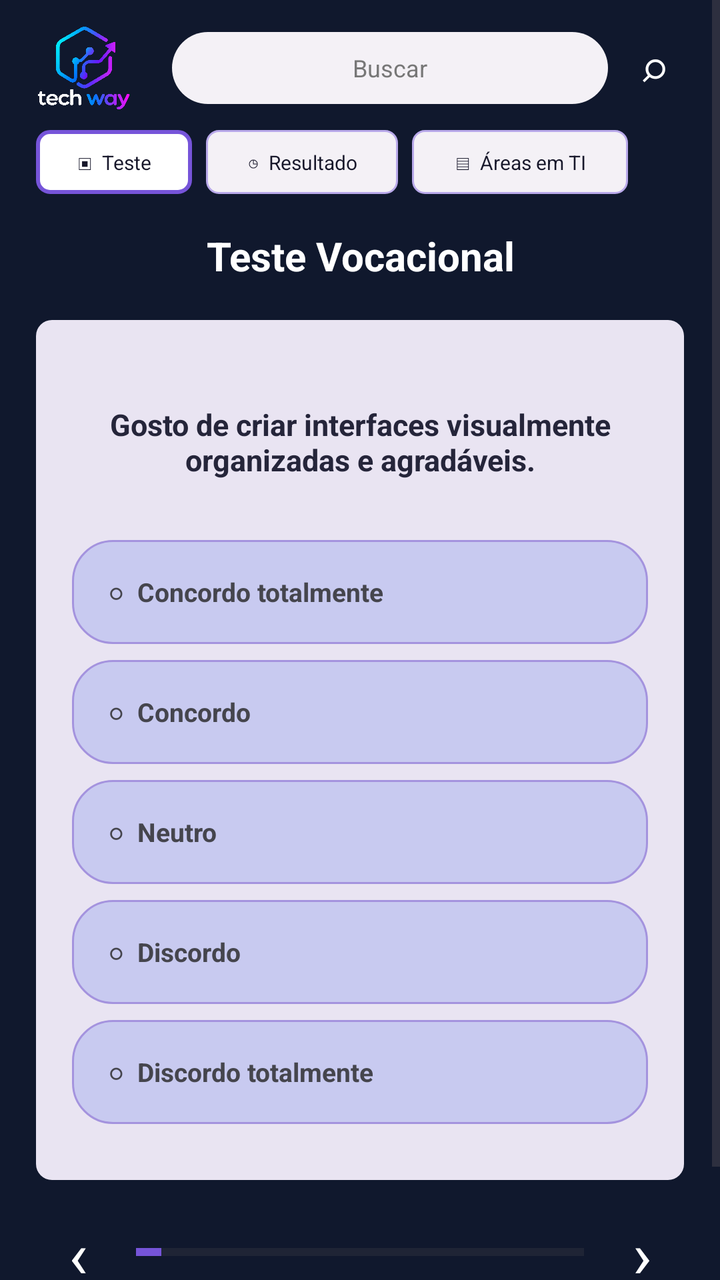
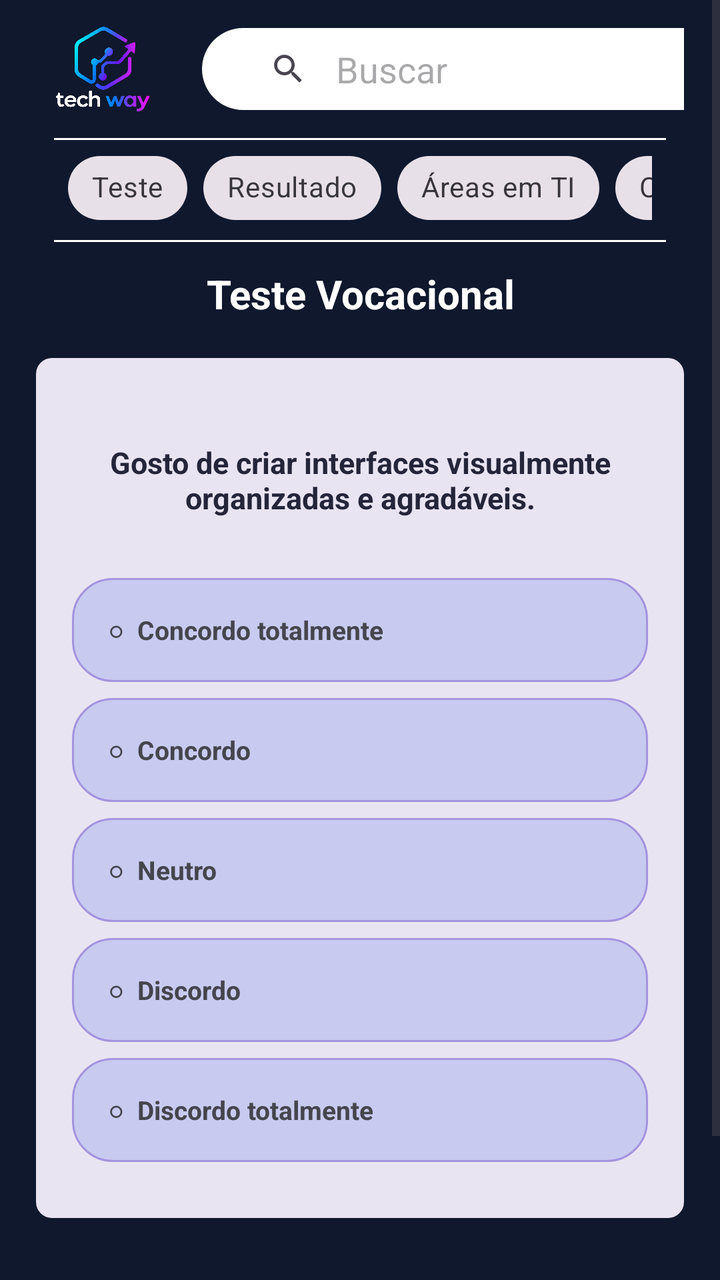

Two renders of the same Android screen: before a commit and after it. Below are the layout's source before the change and the commit's diff.
<!-- AndroidManifest.xml: application theme Theme.TechWayTCC -->
<!-- res/layout/activity_main.xml -->
<?xml version="1.0" encoding="utf-8"?>
<ScrollView
    xmlns:android="http://schemas.android.com/apk/res/android"
    android:layout_width="match_parent"
    android:layout_height="match_parent"
    android:background="#10182D"
    android:id="@+id/main"
    android:fillViewport="true">

    <LinearLayout
        android:layout_width="match_parent"
        android:layout_height="wrap_content"
        android:orientation="vertical"
        android:paddingStart="18dp"
        android:paddingEnd="18dp"
        android:paddingTop="12dp"
        android:paddingBottom="24dp">


        
        
        

        <LinearLayout
            android:layout_width="match_parent"
            android:layout_height="44dp"
            android:gravity="center_vertical"
            android:orientation="horizontal">

            <ImageView
                android:id="@+id/logo"
                android:layout_width="48dp"
                android:layout_height="48dp"
                android:layout_marginEnd="12dp"
                android:src="@drawable/logo"
                android:scaleType="fitCenter"
                android:contentDescription="@string/logo_description"/>

            <EditText
                android:id="@+id/edtPesquisa"
                android:layout_width="0dp"
                android:layout_height="36dp"
                android:layout_weight="1"
                android:layout_marginStart="8dp"
                android:layout_marginEnd="8dp"
                android:background="@drawable/bg_search"
                android:hint="Buscar"
                android:gravity="center"
                android:paddingStart="14dp"
                android:paddingEnd="14dp"
                android:singleLine="true"
                android:textSize="12sp"
                android:textColor="#333333"
                android:textColorHint="#777777"/>

            <TextView
                android:layout_width="30dp"
                android:layout_height="36dp"
                android:gravity="center"
                android:text="⌕"
                android:textColor="#FFFFFF"
                android:textSize="21sp"/>

        </LinearLayout>


        
        
        

        <LinearLayout
            android:layout_width="match_parent"
            android:layout_height="42dp"
            android:layout_marginTop="4dp"
            android:gravity="center_vertical"
            android:orientation="horizontal">

            <TextView
                android:id="@+id/menuTeste"
                android:layout_width="78dp"
                android:layout_height="32dp"
                android:layout_marginEnd="7dp"
                android:background="@drawable/bg_chip_selected"
                android:gravity="center"
                android:text="▣  Teste"
                android:textColor="#17172A"
                android:textSize="10sp"/>

            <TextView
                android:id="@+id/menuResultado"
                android:layout_width="96dp"
                android:layout_height="32dp"
                android:layout_marginEnd="7dp"
                android:background="@drawable/bg_chip"
                android:gravity="center"
                android:text="◷  Resultado"
                android:textColor="#17172A"
                android:textSize="10sp"/>

            <TextView
                android:id="@+id/menuAreas"
                android:layout_width="108dp"
                android:layout_height="32dp"
                android:background="@drawable/bg_chip"
                android:gravity="center"
                android:text="▤  Áreas em TI"
                android:textColor="#17172A"
                android:textSize="10sp"/>

        </LinearLayout>


        
        
        

        <TextView
            android:id="@+id/txtTitulo"
            android:layout_width="match_parent"
            android:layout_height="52dp"
            android:gravity="center"
            android:text="Teste Vocacional"
            android:textColor="#FFFFFF"
            android:textStyle="bold"
            android:textSize="20sp"/>


        
        
        

        <LinearLayout
            android:id="@+id/cardPergunta"
            android:layout_width="match_parent"
            android:layout_height="430dp"
            android:layout_marginTop="6dp"
            android:orientation="vertical"
            android:paddingStart="18dp"
            android:paddingEnd="18dp"
            android:paddingTop="18dp"
            android:paddingBottom="18dp"
            android:background="@drawable/bg_vocacional_card">


            

            <TextView
                android:id="@+id/txtPergunta"
                android:layout_width="match_parent"
                android:layout_height="86dp"
                android:gravity="center"
                android:text="Gosto de criar interfaces visualmente organizadas e agradáveis."
                android:textColor="#25253A"
                android:textStyle="bold"
                android:textSize="15sp"
                android:paddingStart="8dp"
                android:paddingEnd="8dp"/>


            

            <TextView
                android:id="@+id/opcao1"
                android:layout_width="match_parent"
                android:layout_height="52dp"
                android:layout_marginTop="6dp"
                android:background="@drawable/bg_option"
                android:gravity="center_vertical"
                android:paddingStart="18dp"
                android:text="○  Concordo totalmente"
                android:textColor="#45454D"
                android:textStyle="bold"
                android:textSize="13sp"/>


            

            <TextView
                android:id="@+id/opcao2"
                android:layout_width="match_parent"
                android:layout_height="52dp"
                android:layout_marginTop="8dp"
                android:background="@drawable/bg_option"
                android:gravity="center_vertical"
                android:paddingStart="18dp"
                android:text="○  Concordo"
                android:textColor="#45454D"
                android:textStyle="bold"
                android:textSize="13sp"/>


            

            <TextView
                android:id="@+id/opcao3"
                android:layout_width="match_parent"
                android:layout_height="52dp"
                android:layout_marginTop="8dp"
                android:background="@drawable/bg_option"
                android:gravity="center_vertical"
                android:paddingStart="18dp"
                android:text="○  Neutro"
                android:textColor="#45454D"
                android:textStyle="bold"
                android:textSize="13sp"/>


            

            <TextView
                android:id="@+id/opcao4"
                android:layout_width="match_parent"
                android:layout_height="52dp"
                android:layout_marginTop="8dp"
                android:background="@drawable/bg_option"
                android:gravity="center_vertical"
                android:paddingStart="18dp"
                android:text="○  Discordo"
                android:textColor="#45454D"
                android:textStyle="bold"
                android:textSize="13sp"/>


            

            <TextView
                android:id="@+id/opcao5"
                android:layout_width="match_parent"
                android:layout_height="52dp"
                android:layout_marginTop="8dp"
                android:background="@drawable/bg_option"
                android:gravity="center_vertical"
                android:paddingStart="18dp"
                android:text="○  Discordo totalmente"
                android:textColor="#45454D"
                android:textStyle="bold"
                android:textSize="13sp"/>

        </LinearLayout>


        
        
        

        <LinearLayout
            android:layout_width="match_parent"
            android:layout_height="48dp"
            android:layout_marginTop="12dp"
            android:gravity="center_vertical"
            android:orientation="horizontal">

            <TextView
                android:id="@+id/btnAnterior"
                android:layout_width="42dp"
                android:layout_height="42dp"
                android:gravity="center"
                android:text="‹"
                android:textColor="#FFFFFF"
                android:textSize="32sp"/>


            <ProgressBar
                android:id="@+id/progresso"
                style="?android:attr/progressBarStyleHorizontal"
                android:layout_width="0dp"
                android:layout_height="8dp"
                android:layout_weight="1"
                android:layout_marginStart="8dp"
                android:layout_marginEnd="8dp"
                android:max="18"
                android:progress="1"
                android:progressTint="#7654D9"
                android:backgroundTint="#E9E4F2"/>


            <TextView
                android:id="@+id/btnProximo"
                android:layout_width="42dp"
                android:layout_height="42dp"
                android:gravity="center"
                android:text="›"
                android:textColor="#FFFFFF"
                android:textSize="32sp"/>

        </LinearLayout>


        

        <TextView
            android:id="@+id/txtNumeroPergunta"
            android:layout_width="match_parent"
            android:layout_height="28dp"
            android:gravity="center"
            android:text="1 de 18"
            android:textColor="#FFFFFF"
            android:textSize="11sp"/>

    </LinearLayout>

</ScrollView>
<!-- resources referenced by this layout -->
<resources>
  <!-- drawable bg_chip (drawable) -->
  <?xml version="1.0" encoding="utf-8"?>
  <shape xmlns:android="http://schemas.android.com/apk/res/android">
  
      <solid android:color="#F4F1F6"/>
  
      <corners android:radius="6dp"/>
  
      <stroke
          android:width="1dp"
          android:color="#B9A9EA"/>
  
  </shape>
  <!-- drawable bg_chip_selected (drawable) -->
  <?xml version="1.0" encoding="utf-8"?>
  <shape xmlns:android="http://schemas.android.com/apk/res/android">
  
      <solid android:color="#FFFFFF"/>
  
      <corners android:radius="6dp"/>
  
      <stroke
          android:width="2dp"
          android:color="#7654D9"/>
  
  </shape>
  <!-- drawable bg_option (drawable) -->
  <?xml version="1.0" encoding="utf-8"?>
  <shape xmlns:android="http://schemas.android.com/apk/res/android">
  
      <solid android:color="#C8CAF0"/>
  
      <corners android:radius="20dp"/>
  
      <stroke
          android:width="1dp"
          android:color="#A493DE"/>
  
  </shape>
  <!-- drawable bg_search (drawable) -->
  <?xml version="1.0" encoding="utf-8"?>
  <shape xmlns:android="http://schemas.android.com/apk/res/android">
  
      <solid android:color="#F4F1F6"/>
  
      <corners android:radius="18dp"/>
  
  </shape>
  <!-- drawable bg_vocacional_card (drawable) -->
  <?xml version="1.0" encoding="utf-8"?>
  <shape xmlns:android="http://schemas.android.com/apk/res/android">
  
      <solid android:color="#E9E4F2"/>
  
      <corners android:radius="8dp"/>
  
  </shape>
  <!-- drawable logo: png bitmap (drawable, 471142 bytes) -->
  <string name="logo_description">logo</string>
  <style name="Theme.TechWayTCC" parent="Base.Theme.TechWayTCC" />
  <style name="Base.Theme.TechWayTCC" parent="Theme.Material3.DayNight.NoActionBar">
          
          
      </style>
</resources>

<!-- the commit's change to res/layout/activity_main.xml (unified diff, before → after) -->
@@ -1,6 +1,7 @@
 <?xml version="1.0" encoding="utf-8"?>
 <ScrollView
     xmlns:android="http://schemas.android.com/apk/res/android"
+    xmlns:app="http://schemas.android.com/apk/res-auto"
     android:layout_width="match_parent"
     android:layout_height="match_parent"
     android:background="#10182D"
@@ -16,98 +17,110 @@
         android:paddingTop="12dp"
         android:paddingBottom="24dp">
 
-
-        
-        
-        
-
         <LinearLayout
             android:layout_width="match_parent"
-            android:layout_height="44dp"
+            android:layout_height="wrap_content"
             android:gravity="center_vertical"
             android:orientation="horizontal">
 
-            <ImageView
-                android:id="@+id/logo"
-                android:layout_width="48dp"
-                android:layout_height="48dp"
-                android:layout_marginEnd="12dp"
-                android:src="@drawable/logo"
-                android:scaleType="fitCenter"
-                android:contentDescription="@string/logo_description"/>
-
-            <EditText
-                android:id="@+id/edtPesquisa"
-                android:layout_width="0dp"
-                android:layout_height="36dp"
-                android:layout_weight="1"
-                android:layout_marginStart="8dp"
-                android:layout_marginEnd="8dp"
-                android:background="@drawable/bg_search"
-                android:hint="Buscar"
-                android:gravity="center"
-                android:paddingStart="14dp"
-                android:paddingEnd="14dp"
-                android:singleLine="true"
-                android:textSize="12sp"
-                android:textColor="#333333"
-                android:textColorHint="#777777"/>
-
-            <TextView
-                android:layout_width="30dp"
-                android:layout_height="36dp"
-                android:gravity="center"
-                android:text="⌕"
-                android:textColor="#FFFFFF"
-                android:textSize="21sp"/>
+            
+            <LinearLayout
+                android:layout_width="49dp"
+                android:layout_height="45dp"
+                android:padding="11dp"
+                android:orientation="horizontal"
+                android:layout_marginStart="9dp"
+                android:background="@drawable/logo">
+            </LinearLayout>
+
+            
+            <LinearLayout
+                android:id="@+id/conteiner_Barra2"
+                android:layout_width="match_parent"
+                android:layout_height="41dp"
+                android:layout_marginLeft="25dp"
+                android:orientation="horizontal">
+
+                <androidx.appcompat.widget.SearchView
+                    android:id="@+id/barra_pesquisa2"
+                    android:layout_width="280dp"
+                    android:layout_height="wrap_content"
+                    android:background="@drawable/barra_arredondada"
+                    android:gravity="center"
+                    android:padding="11dp"
+                    app:iconifiedByDefault="false"
+                    app:queryBackground="@null"
+                    app:queryHint="Buscar" />
+            </LinearLayout>
 
         </LinearLayout>
 
-
-        
-        
-        
+        <View
+            android:layout_width="match_parent"
+            android:layout_height="1dp"
+            android:layout_marginTop="12dp"
+            android:layout_marginStart="9dp"
+            android:layout_marginEnd="9dp"
+            android:background="#FFFFFF" />
 
         <LinearLayout
             android:layout_width="match_parent"
-            android:layout_height="42dp"
-            android:layout_marginTop="4dp"
+            android:layout_height="wrap_content"
             android:gravity="center_vertical"
             android:orientation="horizontal">
 
-            <TextView
-                android:id="@+id/menuTeste"
-                android:layout_width="78dp"
-                android:layout_height="32dp"
-                android:layout_marginEnd="7dp"
-                android:background="@drawable/bg_chip_selected"
-                android:gravity="center"
-                android:text="▣  Teste"
-                android:textColor="#17172A"
-                android:textSize="10sp"/>
-
-            <TextView
-                android:id="@+id/menuResultado"
-                android:layout_width="96dp"
-                android:layout_height="32dp"
-                android:layout_marginEnd="7dp"
-                android:background="@drawable/bg_chip"
-                android:gravity="center"
-                android:text="◷  Resultado"
-                android:textColor="#17172A"
-                android:textSize="10sp"/>
-
-            <TextView
-                android:id="@+id/menuAreas"
-                android:layout_width="108dp"
-                android:layout_height="32dp"
-                android:background="@drawable/bg_chip"
-                android:gravity="center"
-                android:text="▤  Áreas em TI"
-                android:textColor="#17172A"
-                android:textSize="10sp"/>
+            <HorizontalScrollView
+                android:layout_width="match_parent"
+                android:layout_height="wrap_content"
+                android:scrollbars="none"
+                android:paddingStart="16dp"
+                android:paddingEnd="16dp">
+
+                <com.google.android.material.chip.ChipGroup
+                    android:layout_width="wrap_content"
+                    android:layout_height="wrap_content"
+                    android:orientation="horizontal">
+
+                    <com.google.android.material.chip.Chip
+                        android:id="@+id/chipTeste"
+                        style="@style/Widget.MaterialComponents.Chip.Choice"
+                        android:layout_width="wrap_content"
+                        android:layout_height="wrap_content"
+                        android:text="Teste" />
+
+                    <com.google.android.material.chip.Chip
+                        android:id="@+id/chipResultado"
+                        style="@style/Widget.MaterialComponents.Chip.Choice"
+                        android:layout_width="wrap_content"
+                        android:layout_height="wrap_content"
+                        android:text="Resultado" />
+
+                    <com.google.android.material.chip.Chip
+                        android:id="@+id/chipAreas"
+                        style="@style/Widget.MaterialComponents.Chip.Choice"
+                        android:layout_width="wrap_content"
+                        android:layout_height="wrap_content"
+                        android:text="Áreas em TI" />
+
+                    <com.google.android.material.chip.Chip
+                        android:id="@+id/chipCursos"
+                        style="@style/Widget.MaterialComponents.Chip.Choice"
+                        android:layout_width="wrap_content"
+                        android:layout_height="wrap_content"
+                        android:text="Cursos" />
+
+                </com.google.android.material.chip.ChipGroup>
+            </HorizontalScrollView>
 
         </LinearLayout>
+
+        <View
+            android:layout_width="match_parent"
+            android:layout_height="1dp"
+            android:layout_marginTop="2dp"
+            android:layout_marginStart="9dp"
+            android:layout_marginEnd="9dp"
+            android:background="#FFFFFF" />
 
 
         
<!-- resource entries referenced after the edit -->
@@ -1,29 +1,13 @@
 <!-- resources referenced by this layout -->
 <resources>
-  <!-- drawable bg_chip (drawable) -->
+  <!-- drawable barra_arredondada (drawable) -->
   <?xml version="1.0" encoding="utf-8"?>
-  <shape xmlns:android="http://schemas.android.com/apk/res/android">
+  <shape xmlns:android="http://schemas.android.com/apk/res/android"
+      android:shape="rectangle">
   
-      <solid android:color="#F4F1F6"/>
+      <solid android:color="@color/white"/>
+      <corners android:radius="22dp"/>
   
-      <corners android:radius="6dp"/>
-  
-      <stroke
-          android:width="1dp"
-          android:color="#B9A9EA"/>
-  
-  </shape>
-  <!-- drawable bg_chip_selected (drawable) -->
-  <?xml version="1.0" encoding="utf-8"?>
-  <shape xmlns:android="http://schemas.android.com/apk/res/android">
-  
-      <solid android:color="#FFFFFF"/>
-  
-      <corners android:radius="6dp"/>
-  
-      <stroke
-          android:width="2dp"
-          android:color="#7654D9"/>
   
   </shape>
   <!-- drawable bg_option (drawable) -->
@@ -39,15 +23,6 @@
           android:color="#A493DE"/>
   
   </shape>
-  <!-- drawable bg_search (drawable) -->
-  <?xml version="1.0" encoding="utf-8"?>
-  <shape xmlns:android="http://schemas.android.com/apk/res/android">
-  
-      <solid android:color="#F4F1F6"/>
-  
-      <corners android:radius="18dp"/>
-  
-  </shape>
   <!-- drawable bg_vocacional_card (drawable) -->
   <?xml version="1.0" encoding="utf-8"?>
   <shape xmlns:android="http://schemas.android.com/apk/res/android">
@@ -58,8 +33,8 @@
   
   </shape>
   <!-- drawable logo: png bitmap (drawable, 471142 bytes) -->
-  <string name="logo_description">logo</string>
   <style name="Theme.TechWayTCC" parent="Base.Theme.TechWayTCC" />
+  <color name="white">#FFFFFFFF</color>
   <style name="Base.Theme.TechWayTCC" parent="Theme.Material3.DayNight.NoActionBar">
           
           
